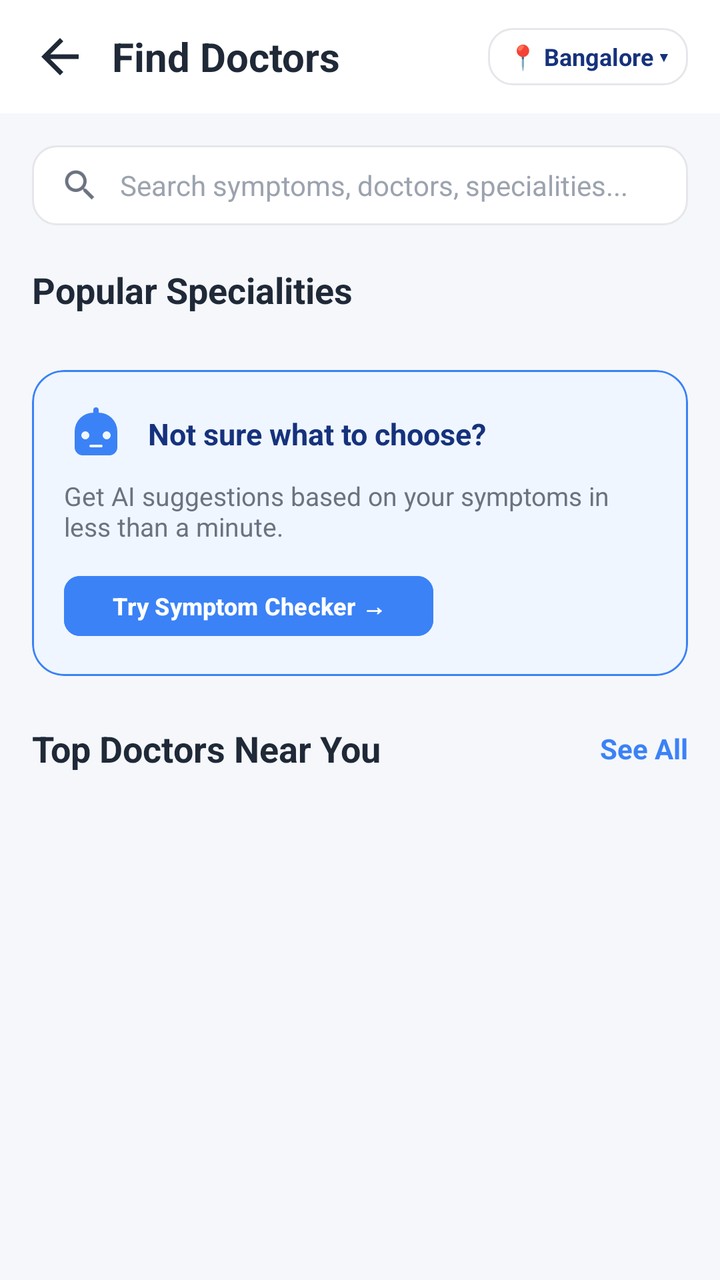
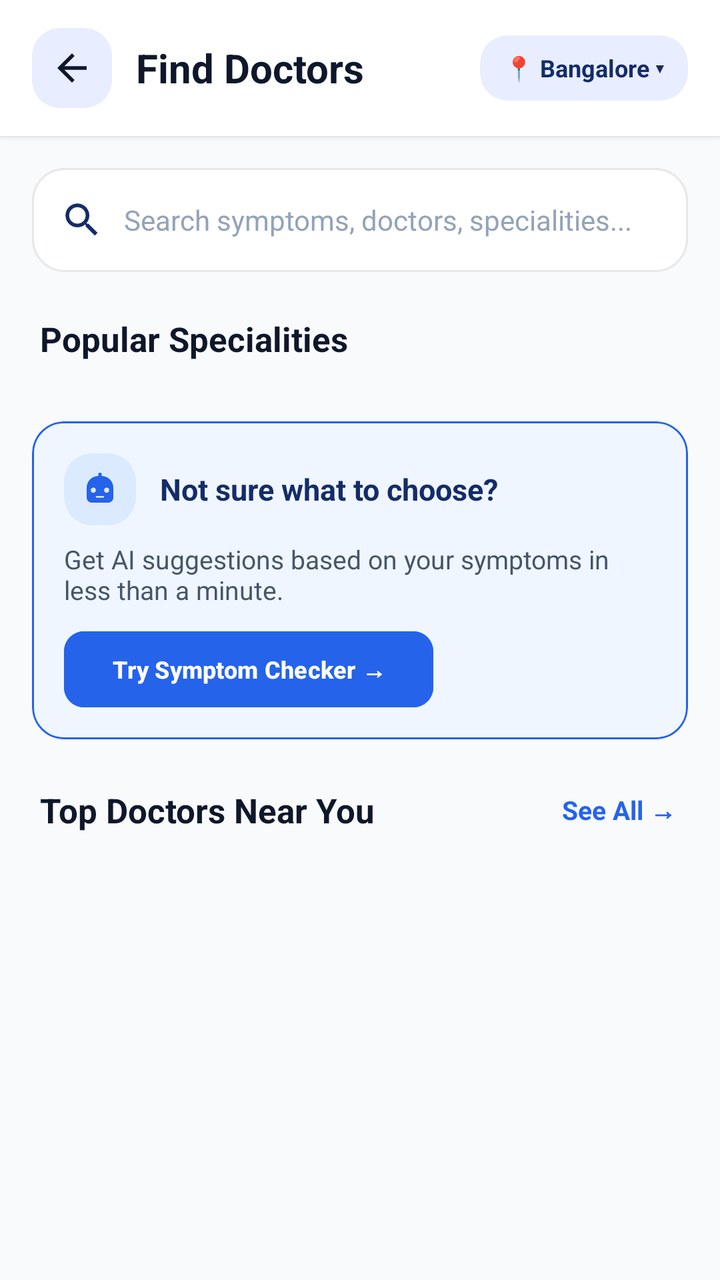

Two renders of the same Android screen: before a commit and after it. Below are the layout's source before the change and the commit's diff.
<!-- AndroidManifest.xml: application theme Theme.CareWell -->
<!-- res/layout/activity_find_doctors.xml -->
<?xml version="1.0" encoding="utf-8"?>
<ScrollView xmlns:android="http://schemas.android.com/apk/res/android"
    xmlns:app="http://schemas.android.com/apk/res-auto"
    android:layout_width="match_parent"
    android:layout_height="match_parent"
    android:fillViewport="true"
    android:background="@color/background_light">

    <LinearLayout
        android:layout_width="match_parent"
        android:layout_height="wrap_content"
        android:orientation="vertical"
        android:paddingBottom="24dp">

        
        <RelativeLayout
            android:layout_width="match_parent"
            android:layout_height="wrap_content"
            android:background="@color/surface_white"
            android:paddingHorizontal="16dp"
            android:paddingVertical="14dp">

            <ImageView
                android:id="@+id/iv_back"
                android:layout_width="28dp"
                android:layout_height="28dp"
                android:layout_alignParentStart="true"
                android:layout_centerVertical="true"
                android:src="@drawable/ic_back"
                app:tint="@color/text_primary"
                android:contentDescription="Back" />

            <TextView
                android:id="@+id/tv_title"
                android:layout_width="wrap_content"
                android:layout_height="wrap_content"
                android:layout_toEndOf="@id/iv_back"
                android:layout_centerVertical="true"
                android:layout_marginStart="12dp"
                android:text="Find Doctors"
                android:textColor="@color/text_primary"
                android:textSize="20sp"
                android:textStyle="bold" />

            <TextView
                android:id="@+id/tv_location_chip"
                android:layout_width="wrap_content"
                android:layout_height="wrap_content"
                android:layout_alignParentEnd="true"
                android:layout_centerVertical="true"
                android:background="@drawable/bg_date_chip_unselected"
                android:paddingHorizontal="10dp"
                android:paddingVertical="6dp"
                android:text="📍 Bangalore ▾"
                android:textColor="@color/primary"
                android:textSize="12sp"
                android:textStyle="bold" />
        </RelativeLayout>

        
        <LinearLayout
            android:layout_width="match_parent"
            android:layout_height="wrap_content"
            android:layout_marginHorizontal="16dp"
            android:layout_marginTop="16dp"
            android:background="@drawable/bg_search_field"
            android:gravity="center_vertical"
            android:orientation="horizontal"
            android:paddingHorizontal="14dp"
            android:paddingVertical="10dp">

            <ImageView
                android:layout_width="20dp"
                android:layout_height="20dp"
                android:src="@drawable/ic_search"
                app:tint="@color/text_secondary"
                android:contentDescription="Search icon" />

            <EditText
                android:id="@+id/et_search"
                android:layout_width="match_parent"
                android:layout_height="wrap_content"
                android:layout_marginStart="10dp"
                android:background="@null"
                android:hint="Search symptoms, doctors, specialities..."
                android:textColor="@color/text_primary"
                android:textColorHint="@color/text_muted"
                android:textSize="14sp"
                android:inputType="text" />
        </LinearLayout>

        
        <TextView
            android:layout_width="wrap_content"
            android:layout_height="wrap_content"
            android:layout_marginHorizontal="16dp"
            android:layout_marginTop="20dp"
            android:text="Popular Specialities"
            android:textColor="@color/text_primary"
            android:textSize="18sp"
            android:textStyle="bold" />

        
        <androidx.recyclerview.widget.RecyclerView
            android:id="@+id/rv_specialities"
            android:layout_width="match_parent"
            android:layout_height="wrap_content"
            android:layout_marginHorizontal="8dp"
            android:layout_marginTop="8dp"
            android:nestedScrollingEnabled="false" />

        
        <com.google.android.material.card.MaterialCardView
            android:id="@+id/card_ai_symptom"
            android:layout_width="match_parent"
            android:layout_height="wrap_content"
            android:layout_marginHorizontal="16dp"
            android:layout_marginTop="20dp"
            app:cardCornerRadius="16dp"
            app:cardElevation="0dp"
            app:strokeWidth="1dp"
            app:strokeColor="@color/secondary"
            app:cardBackgroundColor="@color/bg_blue_light">

            <LinearLayout
                android:layout_width="match_parent"
                android:layout_height="wrap_content"
                android:orientation="vertical"
                android:padding="16dp">

                <LinearLayout
                    android:layout_width="match_parent"
                    android:layout_height="wrap_content"
                    android:gravity="center_vertical"
                    android:orientation="horizontal">

                    <ImageView
                        android:layout_width="32dp"
                        android:layout_height="32dp"
                        android:src="@drawable/ic_robot"
                        app:tint="@color/secondary"
                        android:contentDescription="AI Robot icon" />

                    <TextView
                        android:layout_width="0dp"
                        android:layout_height="wrap_content"
                        android:layout_weight="1"
                        android:layout_marginStart="10dp"
                        android:text="Not sure what to choose?"
                        android:textColor="@color/primary"
                        android:textSize="15sp"
                        android:textStyle="bold" />
                </LinearLayout>

                <TextView
                    android:layout_width="wrap_content"
                    android:layout_height="wrap_content"
                    android:layout_marginTop="6dp"
                    android:text="Get AI suggestions based on your symptoms in less than a minute."
                    android:textColor="@color/text_secondary"
                    android:textSize="13sp" />

                <com.google.android.material.button.MaterialButton
                    android:id="@+id/btn_try_ai"
                    android:layout_width="wrap_content"
                    android:layout_height="38dp"
                    android:layout_marginTop="12dp"
                    android:backgroundTint="@color/secondary"
                    android:text="Try Symptom Checker →"
                    android:textColor="@color/white"
                    android:textSize="12sp"
                    android:textStyle="bold"
                    app:cornerRadius="8dp" />
            </LinearLayout>
        </com.google.android.material.card.MaterialCardView>

        
        <RelativeLayout
            android:layout_width="match_parent"
            android:layout_height="wrap_content"
            android:layout_marginHorizontal="16dp"
            android:layout_marginTop="24dp">

            <TextView
                android:layout_width="wrap_content"
                android:layout_height="wrap_content"
                android:layout_alignParentStart="true"
                android:layout_centerVertical="true"
                android:text="Top Doctors Near You"
                android:textColor="@color/text_primary"
                android:textSize="18sp"
                android:textStyle="bold" />

            <TextView
                android:id="@+id/tv_see_all_doctors"
                android:layout_width="wrap_content"
                android:layout_height="wrap_content"
                android:layout_alignParentEnd="true"
                android:layout_centerVertical="true"
                android:text="See All"
                android:textColor="@color/secondary"
                android:textSize="14sp"
                android:textStyle="bold" />
        </RelativeLayout>

        
        <androidx.recyclerview.widget.RecyclerView
            android:id="@+id/rv_top_doctors"
            android:layout_width="match_parent"
            android:layout_height="wrap_content"
            android:layout_marginTop="8dp"
            android:clipToPadding="false"
            android:paddingHorizontal="8dp" />

    </LinearLayout>

</ScrollView>
<!-- resources referenced by this layout -->
<resources>
  <color name="background_light">#F5F7FB</color>
  <color name="bg_blue_light">#EFF6FF</color>
  <color name="primary">#16327D</color>
  <color name="secondary">#3B82F6</color>
  <color name="surface_white">#FFFFFF</color>
  <color name="text_muted">#9CA3AF</color>
  <color name="text_primary">#1F2937</color>
  <color name="text_secondary">#6B7280</color>
  <color name="white">#FFFFFF</color>
  <!-- drawable bg_date_chip_unselected (drawable) -->
  <?xml version="1.0" encoding="utf-8"?>
  <shape xmlns:android="http://schemas.android.com/apk/res/android"
      android:shape="rectangle">
      <solid android:color="#FFFFFF" />
      <stroke
          android:width="1dp"
          android:color="#E5E7EB" />
      <corners android:radius="12dp" />
  </shape>
  <!-- drawable bg_search_field (drawable) -->
  <?xml version="1.0" encoding="utf-8"?>
  <shape xmlns:android="http://schemas.android.com/apk/res/android"
      android:shape="rectangle">
      <solid android:color="#FFFFFF" />
      <stroke
          android:width="1dp"
          android:color="#E5E7EB" />
      <corners android:radius="12dp" />
  </shape>
  <!-- drawable ic_back (drawable) -->
  <vector xmlns:android="http://schemas.android.com/apk/res/android"
      android:width="24dp"
      android:height="24dp"
      android:viewportWidth="24"
      android:viewportHeight="24">
      <path
          android:fillColor="#FF000000"
          android:pathData="M20,11H7.83l5.59,-5.59L12,4l-8,8 8,8 1.41,-1.41L7.83,13H20v-2z"/>
  </vector>
  <!-- drawable ic_robot (drawable) -->
  <vector xmlns:android="http://schemas.android.com/apk/res/android"
      android:width="24dp"
      android:height="24dp"
      android:viewportWidth="24"
      android:viewportHeight="24">
      <path
          android:fillColor="#FF000000"
          android:pathData="M12,2a1,1 0,0 1,1 1v1a7,7 0,0 1,7 7v6a3,3 0,0 1,-3 3H7a3,3 0,0 1,-3 -3v-6a7,7 0,0 1,7 -7V3a1,1 0,0 1,1 -1zm-4,9a1.5,1.5 0,1 0,0 3,1.5 1.5,0 0 0,0 -3zm8,0a1.5,1.5 0,1 0,0 3,1.5 1.5,0 0 0,0 -3zm-6,5a0.5,0.5 0,0 0,0 1h4a0.5,0.5 0,0 0,0 -1H10z"/>
  </vector>
  <!-- drawable ic_search (drawable) -->
  <vector xmlns:android="http://schemas.android.com/apk/res/android"
      android:width="24dp"
      android:height="24dp"
      android:viewportWidth="24"
      android:viewportHeight="24">
      <path
          android:fillColor="#FF000000"
          android:pathData="M15.5,14h-0.79l-0.28,-0.27C15.41,12.59 16,11.11 16,9.5 16,5.91 13.09,3 9.5,3S3,5.91 3,9.5 5.91,16 9.5,16c1.61,0 3.09,-0.59 4.23,-1.57l0.27,0.28v0.79l5,4.99L20.49,19l-4.99,-5zm-6,0C7.01,14 5,11.99 5,9.5S7.01,5 9.5,5 14,7.01 14,9.5 11.99,14 9.5,14z"/>
  </vector>
  <style name="Theme.CareWell" parent="Base.Theme.CareWell" />
  <style name="Base.Theme.CareWell" parent="Theme.Material3.Light.NoActionBar">
          <item name="colorPrimary">@color/primary</item>
          <item name="colorPrimaryVariant">@color/primary_dark</item>
          <item name="colorOnPrimary">@color/white</item>
          <item name="colorSecondary">@color/secondary</item>
          <item name="colorSecondaryVariant">@color/secondary</item>
          <item name="colorOnSecondary">@color/white</item>
          <item name="android:statusBarColor">@color/white</item>
          <item name="android:windowLightStatusBar">true</item>
          <item name="android:windowBackground">@color/background_light</item>
      </style>
  <color name="primary_dark">#0F2359</color>
</resources>

<!-- the commit's change to res/layout/activity_find_doctors.xml (unified diff, before → after) -->
@@ -3,78 +3,95 @@
     xmlns:app="http://schemas.android.com/apk/res-auto"
     android:layout_width="match_parent"
     android:layout_height="match_parent"
-    android:fillViewport="true"
-    android:background="@color/background_light">
+    android:background="@color/background_light"
+    android:fillViewport="true">
 
     <LinearLayout
         android:layout_width="match_parent"
         android:layout_height="wrap_content"
         android:orientation="vertical"
-        android:paddingBottom="24dp">
-
-        
-        <RelativeLayout
-            android:layout_width="match_parent"
-            android:layout_height="wrap_content"
-            android:background="@color/surface_white"
-            android:paddingHorizontal="16dp"
-            android:paddingVertical="14dp">
-
-            <ImageView
-                android:id="@+id/iv_back"
-                android:layout_width="28dp"
-                android:layout_height="28dp"
-                android:layout_alignParentStart="true"
-                android:layout_centerVertical="true"
-                android:src="@drawable/ic_back"
-                app:tint="@color/text_primary"
-                android:contentDescription="Back" />
-
-            <TextView
-                android:id="@+id/tv_title"
-                android:layout_width="wrap_content"
-                android:layout_height="wrap_content"
-                android:layout_toEndOf="@id/iv_back"
-                android:layout_centerVertical="true"
-                android:layout_marginStart="12dp"
-                android:text="Find Doctors"
-                android:textColor="@color/text_primary"
-                android:textSize="20sp"
-                android:textStyle="bold" />
-
-            <TextView
-                android:id="@+id/tv_location_chip"
-                android:layout_width="wrap_content"
-                android:layout_height="wrap_content"
-                android:layout_alignParentEnd="true"
-                android:layout_centerVertical="true"
-                android:background="@drawable/bg_date_chip_unselected"
-                android:paddingHorizontal="10dp"
-                android:paddingVertical="6dp"
-                android:text="📍 Bangalore ▾"
-                android:textColor="@color/primary"
-                android:textSize="12sp"
-                android:textStyle="bold" />
-        </RelativeLayout>
+        android:paddingBottom="32dp">
+
+        
+        <com.google.android.material.card.MaterialCardView
+            android:layout_width="match_parent"
+            android:layout_height="wrap_content"
+            app:cardBackgroundColor="@color/surface_white"
+            app:cardCornerRadius="0dp"
+            app:cardElevation="2dp"
+            app:strokeWidth="0dp">
+
+            <RelativeLayout
+                android:layout_width="match_parent"
+                android:layout_height="wrap_content"
+                android:paddingHorizontal="16dp"
+                android:paddingVertical="14dp">
+
+                <FrameLayout
+                    android:id="@+id/fl_back_bg"
+                    android:layout_width="40dp"
+                    android:layout_height="40dp"
+                    android:layout_alignParentStart="true"
+                    android:layout_centerVertical="true"
+                    android:background="@drawable/bg_squircle_icon">
+
+                    <ImageView
+                        android:id="@+id/iv_back"
+                        android:layout_width="22dp"
+                        android:layout_height="22dp"
+                        android:layout_gravity="center"
+                        android:contentDescription="Back"
+                        android:src="@drawable/ic_back"
+                        app:tint="@color/text_primary" />
+                </FrameLayout>
+
+                <TextView
+                    android:id="@+id/tv_title"
+                    android:layout_width="wrap_content"
+                    android:layout_height="wrap_content"
+                    android:layout_centerVertical="true"
+                    android:layout_marginStart="12dp"
+                    android:layout_toEndOf="@id/fl_back_bg"
+                    android:text="Find Doctors"
+                    android:textColor="@color/text_primary"
+                    android:textSize="20sp"
+                    android:textStyle="bold" />
+
+                <TextView
+                    android:id="@+id/tv_location_chip"
+                    android:layout_width="wrap_content"
+                    android:layout_height="wrap_content"
+                    android:layout_alignParentEnd="true"
+                    android:layout_centerVertical="true"
+                    android:background="@drawable/bg_squircle_icon"
+                    android:clickable="true"
+                    android:focusable="true"
+                    android:paddingHorizontal="12dp"
+                    android:paddingVertical="8dp"
+                    android:text="📍 Bangalore ▾"
+                    android:textColor="@color/primary"
+                    android:textSize="12sp"
+                    android:textStyle="bold" />
+            </RelativeLayout>
+        </com.google.android.material.card.MaterialCardView>
 
         
         <LinearLayout
             android:layout_width="match_parent"
-            android:layout_height="wrap_content"
+            android:layout_height="52dp"
             android:layout_marginHorizontal="16dp"
             android:layout_marginTop="16dp"
-            android:background="@drawable/bg_search_field"
+            android:background="@drawable/bg_search_field_elevated"
             android:gravity="center_vertical"
             android:orientation="horizontal"
-            android:paddingHorizontal="14dp"
-            android:paddingVertical="10dp">
+            android:paddingHorizontal="14dp">
 
             <ImageView
-                android:layout_width="20dp"
-                android:layout_height="20dp"
+                android:layout_width="22dp"
+                android:layout_height="22dp"
+                android:contentDescription="Search icon"
                 android:src="@drawable/ic_search"
-                app:tint="@color/text_secondary"
-                android:contentDescription="Search icon" />
+                app:tint="@color/primary" />
 
             <EditText
                 android:id="@+id/et_search"
@@ -83,44 +100,44 @@
                 android:layout_marginStart="10dp"
                 android:background="@null"
                 android:hint="Search symptoms, doctors, specialities..."
+                android:inputType="text"
                 android:textColor="@color/text_primary"
                 android:textColorHint="@color/text_muted"
-                android:textSize="14sp"
-                android:inputType="text" />
+                android:textSize="14sp" />
         </LinearLayout>
 
         
         <TextView
             android:layout_width="wrap_content"
             android:layout_height="wrap_content"
+            android:layout_marginHorizontal="20dp"
+            android:layout_marginTop="22dp"
+            android:text="Popular Specialities"
+            android:textColor="@color/text_primary"
+            android:textSize="17sp"
+            android:textStyle="bold" />
+
+        
+        <androidx.recyclerview.widget.RecyclerView
+            android:id="@+id/rv_specialities"
+            android:layout_width="match_parent"
+            android:layout_height="wrap_content"
+            android:layout_marginHorizontal="10dp"
+            android:layout_marginTop="10dp"
+            android:nestedScrollingEnabled="false" />
+
+        
+        <com.google.android.material.card.MaterialCardView
+            android:id="@+id/card_ai_symptom"
+            android:layout_width="match_parent"
+            android:layout_height="wrap_content"
             android:layout_marginHorizontal="16dp"
             android:layout_marginTop="20dp"
-            android:text="Popular Specialities"
-            android:textColor="@color/text_primary"
-            android:textSize="18sp"
-            android:textStyle="bold" />
-
-        
-        <androidx.recyclerview.widget.RecyclerView
-            android:id="@+id/rv_specialities"
-            android:layout_width="match_parent"
-            android:layout_height="wrap_content"
-            android:layout_marginHorizontal="8dp"
-            android:layout_marginTop="8dp"
-            android:nestedScrollingEnabled="false" />
-
-        
-        <com.google.android.material.card.MaterialCardView
-            android:id="@+id/card_ai_symptom"
-            android:layout_width="match_parent"
-            android:layout_height="wrap_content"
-            android:layout_marginHorizontal="16dp"
-            android:layout_marginTop="20dp"
+            app:cardBackgroundColor="@color/bg_blue_light"
             app:cardCornerRadius="16dp"
             app:cardElevation="0dp"
-            app:strokeWidth="1dp"
             app:strokeColor="@color/secondary"
-            app:cardBackgroundColor="@color/bg_blue_light">
+            app:strokeWidth="1dp">
 
             <LinearLayout
                 android:layout_width="match_parent"
@@ -134,18 +151,26 @@
                     android:gravity="center_vertical"
                     android:orientation="horizontal">
 
-                    <ImageView
-                        android:layout_width="32dp"
-                        android:layout_height="32dp"
-                        android:src="@drawable/ic_robot"
-                        app:tint="@color/secondary"
-                        android:contentDescription="AI Robot icon" />
+                    <FrameLayout
+                        android:layout_width="36dp"
+                        android:layout_height="36dp"
+                        android:background="@drawable/bg_squircle_icon"
+                        android:backgroundTint="@color/secondary_light">
+
+                        <ImageView
+                            android:layout_width="20dp"
+                            android:layout_height="20dp"
+                            android:layout_gravity="center"
+                            android:contentDescription="AI Robot icon"
+                            android:src="@drawable/ic_robot"
+                            app:tint="@color/secondary" />
+                    </FrameLayout>
 
                     <TextView
                         android:layout_width="0dp"
                         android:layout_height="wrap_content"
+                        android:layout_marginStart="12dp"
                         android:layout_weight="1"
-                        android:layout_marginStart="10dp"
                         android:text="Not sure what to choose?"
                         android:textColor="@color/primary"
                         android:textSize="15sp"
@@ -155,7 +180,7 @@
                 <TextView
                     android:layout_width="wrap_content"
                     android:layout_height="wrap_content"
-                    android:layout_marginTop="6dp"
+                    android:layout_marginTop="8dp"
                     android:text="Get AI suggestions based on your symptoms in less than a minute."
                     android:textColor="@color/text_secondary"
                     android:textSize="13sp" />
@@ -166,11 +191,13 @@
                     android:layout_height="38dp"
                     android:layout_marginTop="12dp"
                     android:backgroundTint="@color/secondary"
+                    android:insetTop="0dp"
+                    android:insetBottom="0dp"
                     android:text="Try Symptom Checker →"
                     android:textColor="@color/white"
                     android:textSize="12sp"
                     android:textStyle="bold"
-                    app:cornerRadius="8dp" />
+                    app:cornerRadius="10dp" />
             </LinearLayout>
         </com.google.android.material.card.MaterialCardView>
 
@@ -178,7 +205,7 @@
         <RelativeLayout
             android:layout_width="match_parent"
             android:layout_height="wrap_content"
-            android:layout_marginHorizontal="16dp"
+            android:layout_marginHorizontal="20dp"
             android:layout_marginTop="24dp">
 
             <TextView
@@ -188,7 +215,7 @@
                 android:layout_centerVertical="true"
                 android:text="Top Doctors Near You"
                 android:textColor="@color/text_primary"
-                android:textSize="18sp"
+                android:textSize="17sp"
                 android:textStyle="bold" />
 
             <TextView
@@ -197,9 +224,13 @@
                 android:layout_height="wrap_content"
                 android:layout_alignParentEnd="true"
                 android:layout_centerVertical="true"
-                android:text="See All"
+                android:background="?attr/selectableItemBackgroundBorderless"
+                android:clickable="true"
+                android:focusable="true"
+                android:padding="2dp"
+                android:text="See All →"
                 android:textColor="@color/secondary"
-                android:textSize="14sp"
+                android:textSize="13sp"
                 android:textStyle="bold" />
         </RelativeLayout>
 
@@ -208,9 +239,9 @@
             android:id="@+id/rv_top_doctors"
             android:layout_width="match_parent"
             android:layout_height="wrap_content"
-            android:layout_marginTop="8dp"
+            android:layout_marginTop="10dp"
             android:clipToPadding="false"
-            android:paddingHorizontal="8dp" />
+            android:paddingHorizontal="10dp" />
 
     </LinearLayout>
 
<!-- resource entries referenced after the edit -->
@@ -1,33 +1,31 @@
 <!-- resources referenced by this layout -->
 <resources>
-  <color name="background_light">#F5F7FB</color>
+  <color name="background_light">#F8FAFC</color>
   <color name="bg_blue_light">#EFF6FF</color>
-  <color name="primary">#16327D</color>
-  <color name="secondary">#3B82F6</color>
+  <color name="primary">#152C69</color>
+  <color name="secondary">#2563EB</color>
+  <color name="secondary_light">#DBEAFE</color>
   <color name="surface_white">#FFFFFF</color>
-  <color name="text_muted">#9CA3AF</color>
-  <color name="text_primary">#1F2937</color>
-  <color name="text_secondary">#6B7280</color>
+  <color name="text_muted">#94A3B8</color>
+  <color name="text_primary">#0F172A</color>
+  <color name="text_secondary">#475569</color>
   <color name="white">#FFFFFF</color>
-  <!-- drawable bg_date_chip_unselected (drawable) -->
+  <!-- drawable bg_search_field_elevated (drawable) -->
   <?xml version="1.0" encoding="utf-8"?>
   <shape xmlns:android="http://schemas.android.com/apk/res/android"
       android:shape="rectangle">
       <solid android:color="#FFFFFF" />
+      <corners android:radius="16dp" />
       <stroke
           android:width="1dp"
           android:color="#E5E7EB" />
-      <corners android:radius="12dp" />
   </shape>
-  <!-- drawable bg_search_field (drawable) -->
+  <!-- drawable bg_squircle_icon (drawable) -->
   <?xml version="1.0" encoding="utf-8"?>
   <shape xmlns:android="http://schemas.android.com/apk/res/android"
       android:shape="rectangle">
-      <solid android:color="#FFFFFF" />
-      <stroke
-          android:width="1dp"
-          android:color="#E5E7EB" />
-      <corners android:radius="12dp" />
+      <solid android:color="#E8EEFF" />
+      <corners android:radius="14dp" />
   </shape>
   <!-- drawable ic_back (drawable) -->
   <vector xmlns:android="http://schemas.android.com/apk/res/android"
@@ -70,7 +68,12 @@
           <item name="android:statusBarColor">@color/white</item>
           <item name="android:windowLightStatusBar">true</item>
           <item name="android:windowBackground">@color/background_light</item>
+          <item name="colorSecondaryContainer">@color/primary_light</item>
+          <item name="colorOnSecondaryContainer">@color/primary</item>
+          <item name="android:navigationBarColor">@color/white</item>
+          <item name="android:windowLightNavigationBar" tools:targetApi="o_mr1">true</item>
       </style>
-  <color name="primary_dark">#0F2359</color>
+  <color name="primary_dark">#0D1D47</color>
+  <color name="primary_light">#EBF1FF</color>
 </resources>
 
